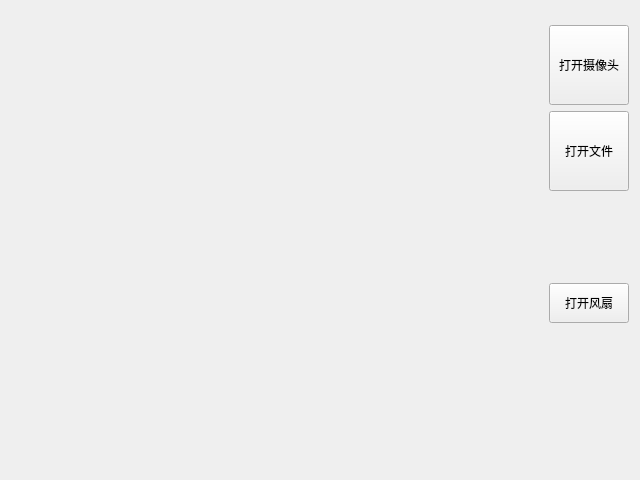
This is FireRecognitionSystem/src/mainwindow.ui in wodelover/FireRecognitionSystem as Qt 5 draws it before an edit. The edited form follows.
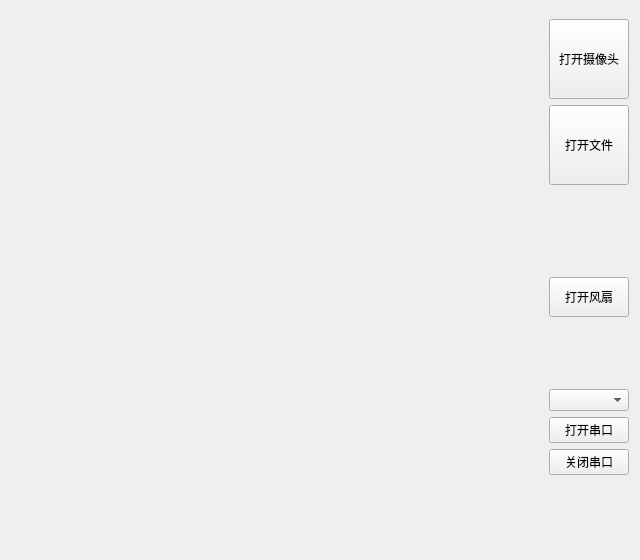
This is the edited form. Icons and pictures are not drawn.

Diff of the .ui file:
```diff
--- a/FireRecognitionSystem/src/mainwindow.ui
+++ b/FireRecognitionSystem/src/mainwindow.ui
@@ -7,19 +7,19 @@
     <x>0</x>
     <y>0</y>
     <width>640</width>
-    <height>480</height>
+    <height>560</height>
    </rect>
   </property>
   <property name="minimumSize">
    <size>
     <width>640</width>
-    <height>480</height>
+    <height>560</height>
    </size>
   </property>
   <property name="maximumSize">
    <size>
     <width>640</width>
-    <height>480</height>
+    <height>600</height>
    </size>
   </property>
   <property name="windowTitle">
@@ -166,6 +166,23 @@
             </property>
            </widget>
           </item>
+          <item>
+           <widget class="QComboBox" name="portbox"/>
+          </item>
+          <item>
+           <widget class="QPushButton" name="portbtn">
+            <property name="text">
+             <string>打开串口</string>
+            </property>
+           </widget>
+          </item>
+          <item>
+           <widget class="QPushButton" name="closeBtn">
+            <property name="text">
+             <string>关闭串口</string>
+            </property>
+           </widget>
+          </item>
           <item>
            <widget class="QLabel" name="wifi">
             <property name="minimumSize">
```
